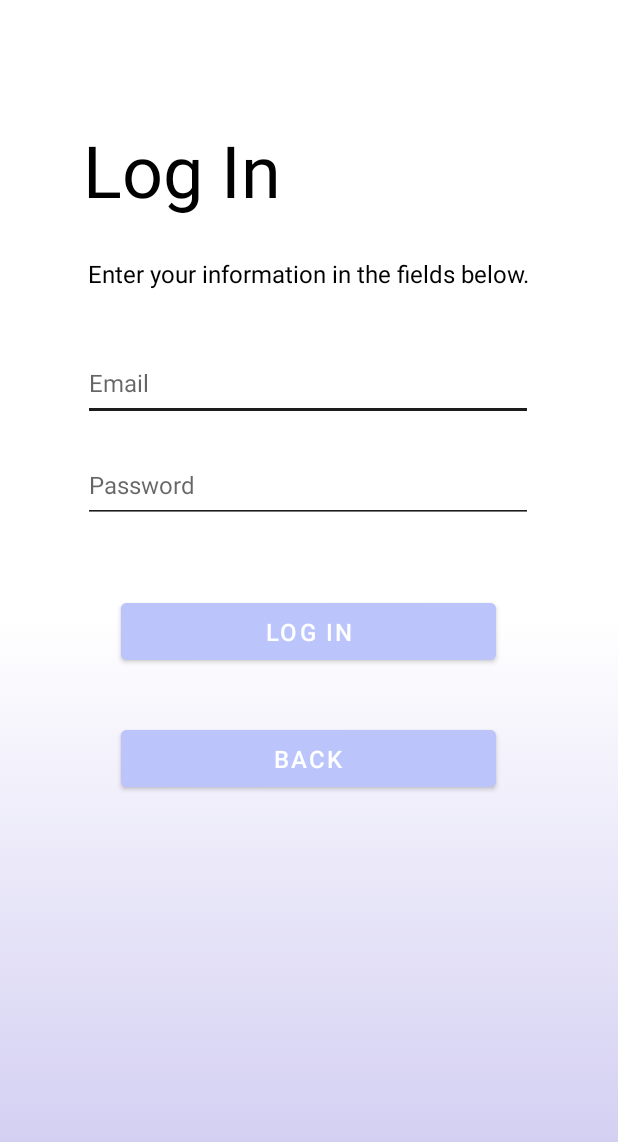
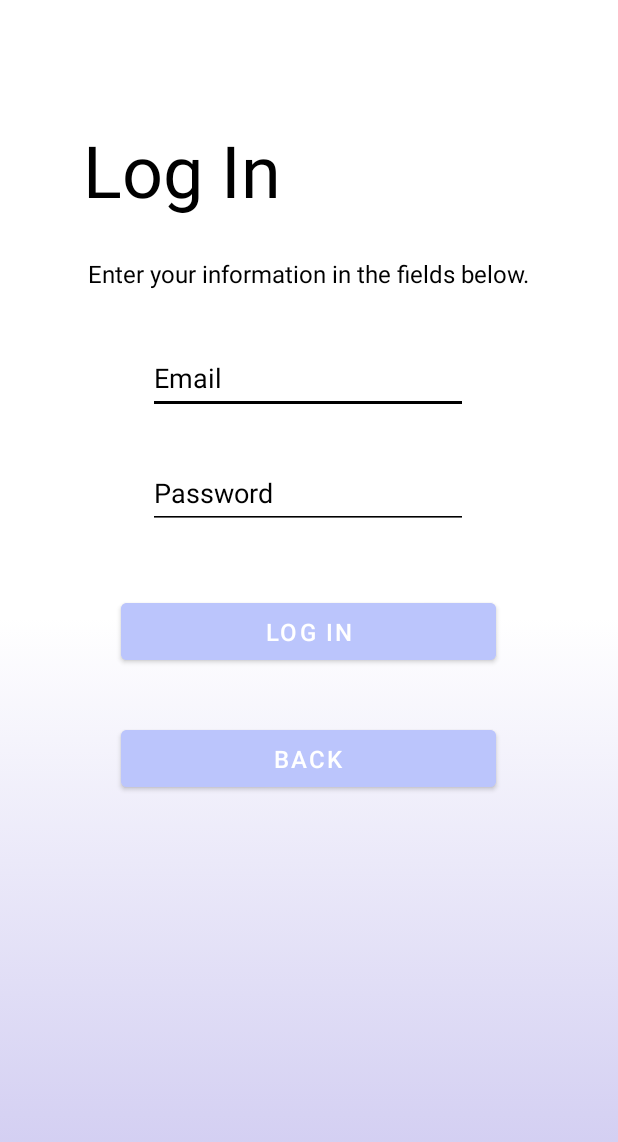
Before and after one commit to wajo10/Future-Innovators-2022, an Android app: the screen it shows after launch (LogIn), after a tap on "LOG IN", on a phone screen of 412 x 824 dp. Shown: the top 1142 px of the screen. Run offline under Robolectric (Android 15) with nearby library versions, the phone set to English and light mode, and no system bars.

Commit message:
App Advancements
Some changes to application.

```diff
--- a/App/app/src/main/AndroidManifest.xml
+++ b/App/app/src/main/AndroidManifest.xml
@@ -13,6 +13,9 @@
         android:supportsRtl="true"
         android:theme="@style/Theme.Mycure"
         tools:targetApi="31">
+        <activity
+            android:name=".Home"
+            android:exported="false" />
         <activity
             android:name=".SignUp"
             android:exported="false" />
--- a/App/app/src/main/java/com/example/mycure/LogIn.kt
+++ b/App/app/src/main/java/com/example/mycure/LogIn.kt
@@ -5,6 +5,8 @@ import androidx.appcompat.app.AppCompatActivity
 import android.os.Bundle
 import android.view.View
 import android.widget.Button
+import android.widget.EditText
+import android.widget.TextView
 
 class LogIn : AppCompatActivity() {
     override fun onCreate(savedInstanceState: Bundle?) {
@@ -13,10 +15,26 @@ class LogIn : AppCompatActivity() {
         supportActionBar?.hide()
 
         val backButton = findViewById<Button>(R.id.backButtonLogIn)
-        backButton.setOnClickListener (View.OnClickListener {
+        val logInButton = findViewById<Button>(R.id.loginButtonLogIn)
+        val emailEntry = findViewById<EditText>(R.id.emailEntryLogIn)
+        val passwordEntry = findViewById<EditText>(R.id.passwordEntryLogIn)
+
+        // back button (goes back to main)
+        backButton.setOnClickListener ((View.OnClickListener {
             val intent = Intent(this, MainActivity::class.java)
             startActivity(intent)
-        })
+        }))
+
+        // log in button (goes to home page and gets info)
+        logInButton.setOnClickListener((View.OnClickListener {
+            // get string values from entries
+            var emailString = emailEntry.text.toString()
+            var passwordString = passwordEntry.text.toString()
+
+            // go to home page
+            val intent = Intent(this, Home::class.java)
+            startActivity(intent)
+        }))
 
     }
 }
--- a/App/app/src/main/java/com/example/mycure/MainActivity.kt
+++ b/App/app/src/main/java/com/example/mycure/MainActivity.kt
@@ -14,17 +14,18 @@ class MainActivity : AppCompatActivity() {
         setContentView(R.layout.activity_main)
         supportActionBar?.hide()
 
-        val logInButton = findViewById<Button>(R.id.logInButton)
-        logInButton.setOnClickListener (View.OnClickListener {
+        val logInButton = findViewById<Button>(R.id.loginButtonWelcome)
+        val signUpButton = findViewById<Button>(R.id.signupButtonWelcome)
+
+        logInButton.setOnClickListener ((View.OnClickListener {
             val intent = Intent(this, LogIn::class.java)
             startActivity(intent)
-        })
+        }))
 
-        val signUpButton = findViewById<Button>(R.id.signUpButton)
-        signUpButton.setOnClickListener(View.OnClickListener {
+        signUpButton.setOnClickListener((View.OnClickListener {
             val intent = Intent(this, SignUp::class.java)
             startActivity(intent)
-        })
+        }))
     }
 
 }
--- a/App/app/src/main/res/layout/activity_log_in.xml
+++ b/App/app/src/main/res/layout/activity_log_in.xml
@@ -8,7 +8,7 @@
     tools:context=".LogIn">
 
     <TextView
-        android:id="@+id/logInTitleText"
+        android:id="@+id/titleTextLogIn"
         android:layout_width="wrap_content"
         android:layout_height="wrap_content"
         android:text="@string/log_in"
@@ -37,7 +37,7 @@
         app:layout_constraintVertical_bias="0.621" />
 
     <Button
-        android:id="@+id/logInButton2"
+        android:id="@+id/loginButtonLogIn"
         android:layout_width="250dp"
         android:layout_height="50dp"
         android:backgroundTint="#BBC5FC"
@@ -51,42 +51,8 @@
         app:layout_constraintTop_toTopOf="parent"
         app:layout_constraintVertical_bias="0.512" />
 
-    <EditText
-        android:id="@+id/emailEntry"
-        android:layout_width="300dp"
-        android:layout_height="50dp"
-        android:backgroundTint="#1c1c1c"
-        android:ems="10"
-        android:hint="Email"
-        android:inputType="textEmailAddress"
-        android:textColor="#000000"
-        android:textSize="16sp"
-        app:layout_constraintBottom_toBottomOf="parent"
-        app:layout_constraintEnd_toEndOf="parent"
-        app:layout_constraintHorizontal_bias="0.495"
-        app:layout_constraintStart_toStartOf="parent"
-        app:layout_constraintTop_toTopOf="parent"
-        app:layout_constraintVertical_bias="0.298" />
-
-    <EditText
-        android:id="@+id/passwordEntry"
-        android:layout_width="300dp"
-        android:layout_height="50dp"
-        android:backgroundTint="#1c1c1c"
-        android:ems="10"
-        android:hint="Password"
-        android:inputType="textPassword"
-        android:textColor="#000000"
-        android:textSize="16sp"
-        app:layout_constraintBottom_toBottomOf="parent"
-        app:layout_constraintEnd_toEndOf="parent"
-        app:layout_constraintHorizontal_bias="0.495"
-        app:layout_constraintStart_toStartOf="parent"
-        app:layout_constraintTop_toTopOf="parent"
-        app:layout_constraintVertical_bias="0.386" />
-
     <TextView
-        android:id="@+id/logInSubtitleText"
+        android:id="@+id/subtitleTextLogIn"
         android:layout_width="wrap_content"
         android:layout_height="wrap_content"
         android:fontFamily="sans-serif"
@@ -98,4 +64,60 @@
         app:layout_constraintStart_toStartOf="parent"
         app:layout_constraintTop_toTopOf="parent"
         app:layout_constraintVertical_bias="0.214" />
+
+    <EditText
+        android:id="@+id/emailEntryLogIn"
+        android:layout_width="wrap_content"
+        android:layout_height="wrap_content"
+        android:ems="10"
+        android:hint="Email"
+        android:textColor="@color/black"
+        android:textColorHint="@color/black"
+        android:backgroundTint="@color/black"
+        android:inputType="textEmailAddress"
+        android:minHeight="48dp"
+        app:layout_constraintBottom_toBottomOf="parent"
+        app:layout_constraintEnd_toEndOf="parent"
+        app:layout_constraintHorizontal_bias="0.497"
+        app:layout_constraintStart_toStartOf="parent"
+        app:layout_constraintTop_toTopOf="parent"
+        app:layout_constraintVertical_bias="0.294" />
+
+    <EditText
+        android:id="@+id/passwordEntryLogIn"
+        android:layout_width="wrap_content"
+        android:layout_height="wrap_content"
+        android:ems="10"
+        android:hint="Password"
+        android:textColor="@color/black"
+        android:textColorHint="@color/black"
+        android:backgroundTint="@color/black"
+        android:inputType="textPassword"
+        android:minHeight="48dp"
+        app:layout_constraintBottom_toBottomOf="parent"
+        app:layout_constraintEnd_toEndOf="parent"
+        app:layout_constraintHorizontal_bias="0.497"
+        app:layout_constraintStart_toStartOf="parent"
+        app:layout_constraintTop_toTopOf="parent"
+        app:layout_constraintVertical_bias="0.393" />
+
+    <TextView
+        android:id="@+id/emailText"
+        android:layout_width="wrap_content"
+        android:layout_height="wrap_content"
+        android:textColor="@color/black"
+        app:layout_constraintBottom_toBottomOf="parent"
+        app:layout_constraintEnd_toEndOf="parent"
+        app:layout_constraintStart_toStartOf="parent"
+        app:layout_constraintTop_toBottomOf="@+id/backButtonLogIn" />
+
+    <TextView
+        android:id="@+id/passwordText"
+        android:layout_width="wrap_content"
+        android:layout_height="wrap_content"
+        android:textColor="@color/black"
+        app:layout_constraintBottom_toBottomOf="parent"
+        app:layout_constraintEnd_toEndOf="parent"
+        app:layout_constraintStart_toStartOf="parent"
+        app:layout_constraintTop_toBottomOf="@+id/emailText" />
 </androidx.constraintlayout.widget.ConstraintLayout>
--- a/App/app/src/main/res/values/strings.xml
+++ b/App/app/src/main/res/values/strings.xml
@@ -8,4 +8,5 @@
     <string name="back">Back</string>
     <string name="sign_up">Sign Up</string>
     <string name="log_in_">Log In</string>
+    <string name="profile">Profile</string>
 </resources>
```
Also changed, not shown: App/app/src/main/java/com/example/mycure/Home.kt (added, +23 -0 lines), App/app/src/main/java/com/example/mycure/SignUp.kt (+24 -3 lines), App/app/src/main/res/layout/activity_home.xml (added, +89 -0 lines), App/app/src/main/res/layout/activity_main.xml (+4 -4 lines), App/app/src/main/res/layout/activity_sign_up.xml (+8 -7 lines).
